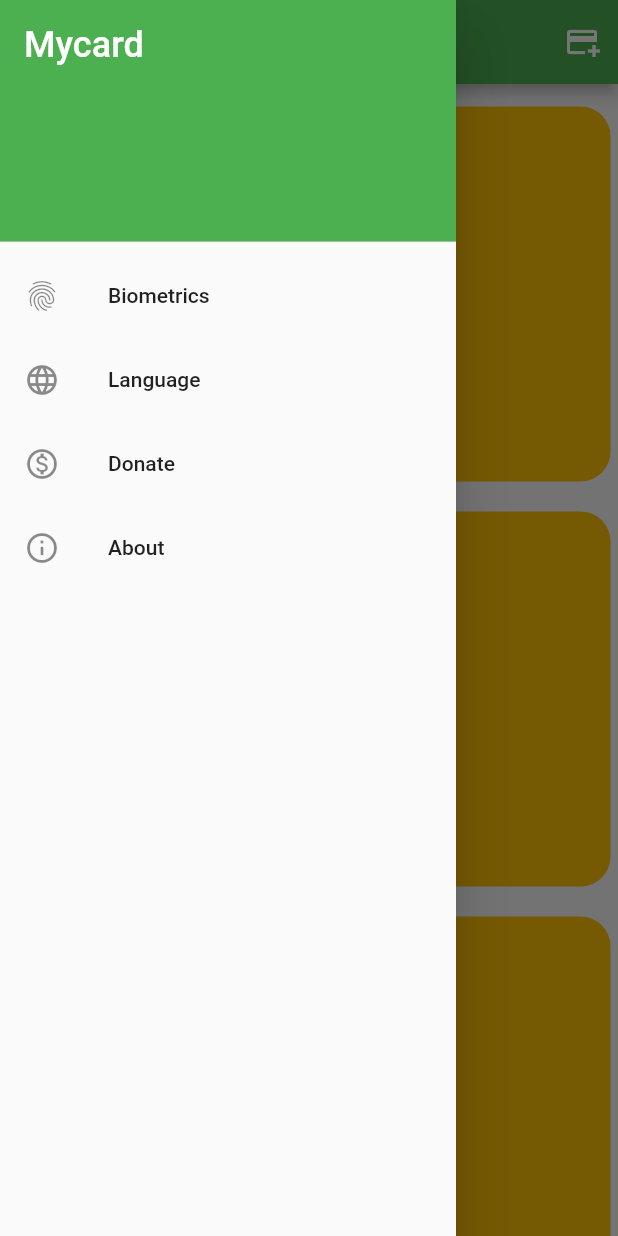
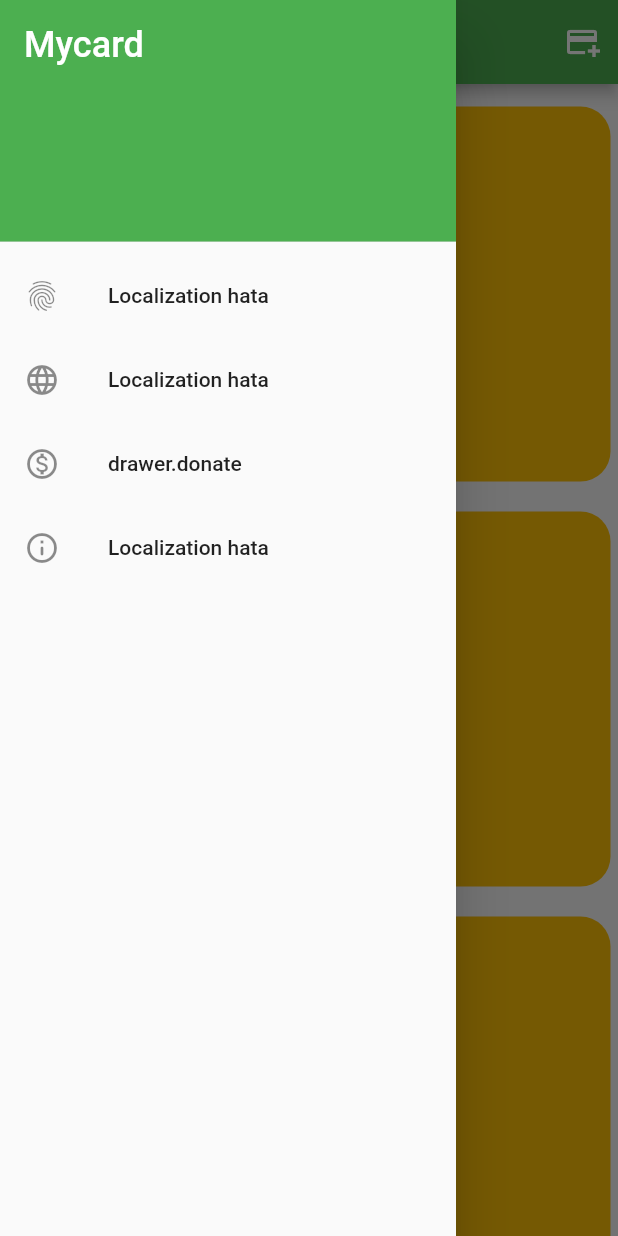
Before and after one commit to zfurkandurum/mycard, a Flutter app: the screen it shows after launch, in the side drawer, after a tap on "card name", on a phone screen of 412 x 824 dp. Run offline on Flutter 3.47's test engine with Material 2 defaults, Android fonts, the phone set to English and light mode, and no system bars; our stand-ins replace easy_localization, flutter_svg, hive, local_auth, lottie; accounts and stored records are empty.

Commit message:
localization update

```diff
--- /dev/null
+++ b/assets/lang/en-US.json
@@ -0,0 +1,6 @@
+{
+    "drawer":{
+        "donate": "Donate"
+    }
+
+}
--- a/lib/Screen/Drawer.dart
+++ b/lib/Screen/Drawer.dart
@@ -1,8 +1,10 @@
 import 'package:flutter/material.dart';
 import 'package:mycard/Utils/color.dart';
-import 'package:mycard/Utils/text.dart';
+import 'package:mycard/Utils/constants.dart';
 import 'package:mycard/Screen/aboutPage.dart';
 import 'package:mycard/Screen/splashPage.dart';
+import 'package:mycard/Utils/extension/string_extension.dart';
+import 'package:mycard/Utils/locale_keys.g.dart';
 
 class DrawerWidget extends StatefulWidget {
   const DrawerWidget({super.key});
@@ -51,7 +53,7 @@ class removeAdsButton extends StatelessWidget {
   Widget build(BuildContext context) {
     return ListTile(
       leading: const Icon(Icons.attach_money_outlined),
-      title: Text(ProjectText().removeAds),
+      title: const Text('Localization hata'),
       onTap: () {
         //ilk sürümde olmaya bilir
         //ilgili sayfaya yönledirme var
@@ -70,7 +72,7 @@ class languageButton extends StatelessWidget {
   Widget build(BuildContext context) {
     return ListTile(
       leading: const Icon(Icons.language_outlined),
-      title: Text(ProjectText().language),
+      title: const Text('Localization hata'),
       onTap: () {
         //sayfa çısılsın burada dil seçenekleri olacak
       },
@@ -87,7 +89,7 @@ class biometricsButton extends StatelessWidget {
   Widget build(BuildContext context) {
     return ListTile(
       leading: const Icon(Icons.fingerprint_outlined),
-      title: Text(ProjectText().biometrics),
+      title: const Text('Localization hata'),
       onTap: () {
         //burada alert şeklinde uyarı cıkacak çıkan uyarıda ilgili yazılar parmak izi resmi ve bir disable butonu olacak
         //parmak izi telefonun kendi parmak izini alacak
@@ -106,7 +108,7 @@ class themeButton extends StatelessWidget {
   Widget build(BuildContext context) {
     return ListTile(
       leading: const Icon(Icons.lightbulb),
-      title: Text(ProjectText().themeMod),
+      title: const Text('Localization hata'),
       onTap: () {
         //burada lottie ile animasyon şeklinde buton olacak dark/litgh
         //?????
@@ -124,7 +126,7 @@ class aboutButton extends StatelessWidget {
   Widget build(BuildContext context) {
     return ListTile(
       leading: const Icon(Icons.info_outline_rounded),
-      title: Text(ProjectText().about),
+      title: const Text('Localization hata'),
       onTap: () {
         Navigator.push(
           context,
@@ -145,7 +147,7 @@ class donateButton extends StatelessWidget {
   Widget build(BuildContext context) {
     return ListTile(
       leading: const Icon(Icons.monetization_on_outlined),
-      title: Text(ProjectText().donate),
+      title: const Text(LocaleKeys.drawer_donate),
       onTap: () {
         Navigator.push(
           context,
--- a/lib/Screen/addCard.dart
+++ b/lib/Screen/addCard.dart
@@ -3,7 +3,7 @@ import 'package:flutter/services.dart';
 import 'package:flutter_svg/svg.dart';
 import 'package:mycard/Utils/color.dart';
 import 'package:mycard/Utils/sizes.dart';
-import 'package:mycard/Utils/text.dart';
+import 'package:mycard/Utils/constants.dart';
 import 'package:mycard/widget/colorPickerPanel.dart';
 
 class addCardManual extends StatefulWidget {
@@ -21,7 +21,7 @@ class _addCardManualState extends State<addCardManual> {
     return SafeArea(
       child: Scaffold(
         appBar: AppBar(
-          title: Text(ProjectText().addCardManualAppBar),
+          title: const Text('Localization hata'),
           backgroundColor: projectColor.green,
           actions: [
             IconButton(
@@ -92,7 +92,7 @@ class CardAddButton extends StatelessWidget {
   Widget build(BuildContext context) {
     return ElevatedButton(
       onPressed: () {
-        showSuccessSnackbar(context, ProjectText().successSnackBar);
+        showSuccessSnackbar(context, 'Localization hata');
         //ScaffoldMessenger.of(context).showSnackBar(snackBar);
 
         Navigator.pop(context);
--- a/lib/Screen/homePage.dart
+++ b/lib/Screen/homePage.dart
@@ -1,6 +1,7 @@
 import 'package:flutter/material.dart';
+import 'package:hive/hive.dart';
 import 'package:mycard/Utils/color.dart';
-import 'package:mycard/Utils/text.dart';
+import 'package:mycard/Utils/constants.dart';
 import 'package:mycard/Screen/Drawer.dart';
 import 'package:mycard/Screen/addCard.dart';
 import 'package:mycard/widget/new_card_view.dart';
--- /dev/null
+++ b/lib/Utils/Utils.dart
@@ -0,0 +1,3 @@
+export 'constants.dart';
+export 'sizes.dart';
+export 'color.dart';
--- /dev/null
+++ b/lib/Utils/constants.dart
@@ -0,0 +1,28 @@
+import 'package:flutter/material.dart';
+
+class ProjectText {
+  //en_EN
+  //app Name
+  String appName = 'Mycard';
+  // //Drawer
+  // String donate = 'Donate';
+  // String about = 'About';
+  // String themeMod = 'Theme';
+  // String biometrics = 'Biometrics';
+  // String language = 'Language';
+  // String removeAds = 'Remove Ads';
+  // //hint Text
+  // String CardName = 'Card Name';
+  // String CardNumber = '0000 1111 2222 3333';
+  // String FullName = 'Full Name';
+  // String CardCvv = 'CVV';
+  // String CardDate = 'MM/YY';
+  // //ScanckBar
+  // String successSnackBar = ' Completed!';
+  // //
+  // String addCardManualAppBar = 'New Card';
+
+  static const TR_LOCALE = Locale('tr', 'TR');
+  static const EN_LOCALE = Locale('en', 'US');
+  static const LANG_PATH = 'assets/lang';
+}
--- /dev/null
+++ b/lib/Utils/extension/string_extension.dart
@@ -0,0 +1,5 @@
+import 'package:easy_localization/easy_localization.dart';
+
+extension StringLocalization on String {
+  String get locale => this.tr();
+}
--- a/lib/Utils/text.dart
+++ /dev/null
@@ -1,27 +0,0 @@
-class ProjectText {
-  //en_EN
-  //app Name
-  String appName = 'Mycard';
-  //isAddCard
-  String isAddManual = 'Add Mannual';
-  String isAddNFC = 'Add NFC';
-  String isAddScan = 'Add Scan';
-  String isAddSelect = 'Select';
-  //Drawer
-  String donate = 'Donate';
-  String about = 'About';
-  String themeMod = 'Theme';
-  String biometrics = 'Biometrics';
-  String language = 'Language';
-  String removeAds = 'Remove Ads';
-  //hint Text
-  String CardName = 'Card Name';
-  String CardNumber = '0000 1111 2222 3333';
-  String FullName = 'Full Name';
-  String CardCvv = 'CVV';
-  String CardDate = 'MM/YY';
-  //ScanckBar
-  String successSnackBar = ' Completed!';
-  //
-  String addCardManualAppBar = 'New Card';
-}
--- a/lib/main.dart
+++ b/lib/main.dart
@@ -1,13 +1,24 @@
+import 'package:easy_localization/easy_localization.dart';
 import 'package:flutter/material.dart';
 import 'package:flutter/services.dart';
 
 import 'package:mycard/Screen/splashPage.dart';
+import 'package:mycard/Utils/Utils.dart';
 
-void main() {
-  runApp(const MainApp());
+Future<void> main() async {
   WidgetsFlutterBinding.ensureInitialized();
+  await EasyLocalization.ensureInitialized();
+  runApp(
+    EasyLocalization(
+      supportedLocales: const [
+        ProjectText.EN_LOCALE,
+      ],
+      path: ProjectText.LANG_PATH,
+      child: const MainApp(),
+    ),
+  );
 
-  SystemChrome.setPreferredOrientations([
+  await SystemChrome.setPreferredOrientations([
     DeviceOrientation.portraitUp,
     DeviceOrientation.portraitDown,
   ]);
@@ -24,6 +35,9 @@ class _MainAppState extends State<MainApp> {
   @override
   Widget build(BuildContext context) {
     return MaterialApp(
+      localizationsDelegates: context.localizationDelegates,
+      supportedLocales: context.supportedLocales,
+      locale: context.locale,
       title: 'MyCard',
       debugShowCheckedModeBanner: false,
       theme: ThemeData.light(),
--- a/pubspec.yaml
+++ b/pubspec.yaml
@@ -31,6 +31,9 @@ dependencies:
   flutter_svg: ^2.0.7
   #ads
   #google_mobile_ads: ^3.0.0
+  #Localization
+  easy_localization: ^3.0.3
+  easy_localization_loader: ^1.0.1+1
 
   very_good_analysis: ^5.0.0+1
   #cupertino_icons: ^1.0.2
@@ -46,3 +49,4 @@ flutter:
   - assets/lottie/
   - assets/png/
   - assets/svg/
+  - assets/lang/
```
Also changed, not shown: lib/Utils/codegen_loader.g.dart (added), lib/Utils/locale_keys.g.dart (added), pubspec.lock.
